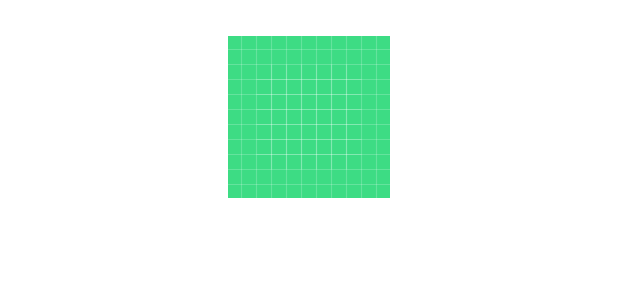
After one commit to MairaFakhar/Gallery, an Android app: the layout activity_image_view.xml on its own in the app's theme, with its tools: preview values and no code run, on a phone screen of 412 x 824 dp. The commit adds this screen. Shown: the top 300 px of the screen. Run offline under Robolectric (Android 15) with nearby library versions, the phone set to English and light mode, and no system bars.

Commit message:
Added image view

```diff
--- /dev/null
+++ b/app/src/main/res/layout/activity_image_view.xml
@@ -0,0 +1,18 @@
+<?xml version="1.0" encoding="utf-8"?>
+<androidx.constraintlayout.widget.ConstraintLayout xmlns:android="http://schemas.android.com/apk/res/android"
+    xmlns:app="http://schemas.android.com/apk/res-auto"
+    xmlns:tools="http://schemas.android.com/tools"
+    android:layout_width="match_parent"
+    android:layout_height="match_parent"
+    tools:context=".viewImage">
+
+    <ImageView
+        android:id="@+id/picture_img"
+        android:layout_width="wrap_content"
+        android:layout_height="0dp"
+        android:layout_marginTop="24dp"
+        app:layout_constraintEnd_toEndOf="parent"
+        app:layout_constraintStart_toStartOf="parent"
+        app:layout_constraintTop_toTopOf="parent"
+        app:srcCompat="@drawable/ic_launcher_background" />
+</androidx.constraintlayout.widget.ConstraintLayout>
--- /dev/null
+++ b/app/src/main/res/menu/details_menu.xml
@@ -0,0 +1,6 @@
+<?xml version="1.0" encoding="utf-8"?>
+<menu xmlns:app="http://schemas.android.com/apk/res-auto"
+    xmlns:android="http://schemas.android.com/apk/res/android">
+
+    <item android:title="Info" />
+</menu>
```
Also changed, not shown: app/src/main/AndroidManifest.xml (+5 -2 lines), app/src/main/java/com/example/gallery/MainActivity.java (+6 -4 lines), app/src/main/java/com/example/gallery/viewImage.java (added, +30 -0 lines).
